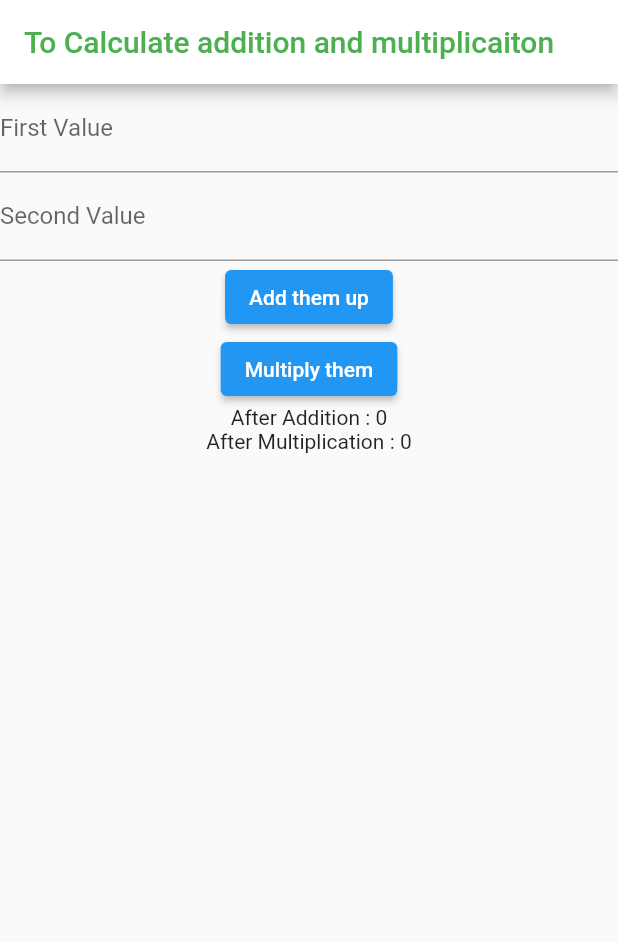
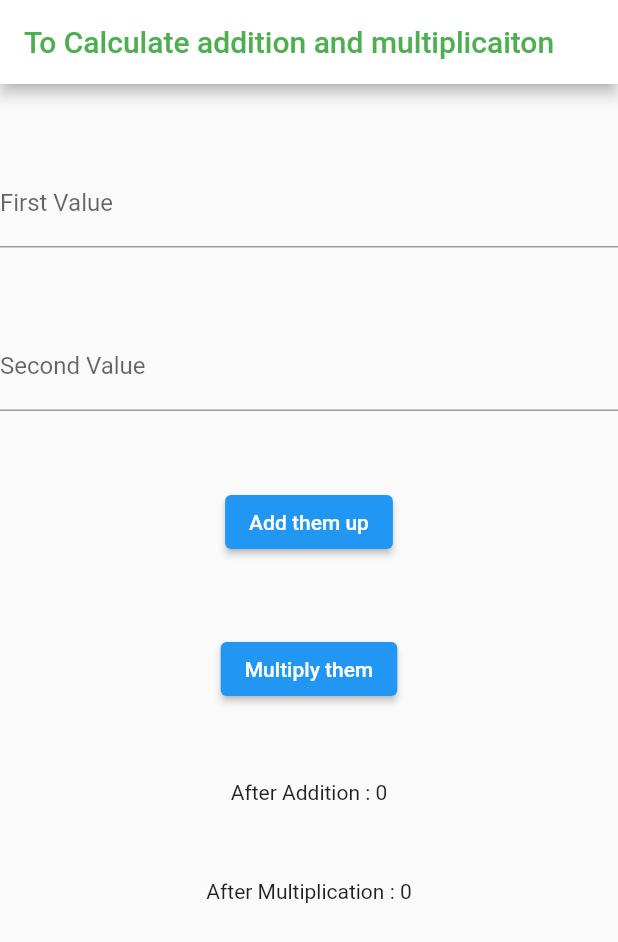
Before and after one commit to SyabAhmad/add_plus_multiply_app_Flutter, a Flutter app: the screen it shows after launch, on a phone screen of 412 x 824 dp. Shown: the top 942 px of the screen. Run offline on Flutter 3.47's test engine with Material 2 defaults, Android fonts, the light colour scheme and no system bars.

Commit message:
setState updated

```diff
--- a/lib/main.dart
+++ b/lib/main.dart
@@ -34,18 +34,22 @@ class myAppState extends State<MyApp>{
         ),
         body: Column(
           children: [
+            SizedBox(height: 50.0,),
             TextField(
               controller: value1,
               decoration: InputDecoration(
-                label: Text("First Value"),
+                label: Text("First Value",),
+
               ),
             ),
+            SizedBox(height: 50.0,),
             TextField(
               controller: value2,
               decoration: InputDecoration(
-                label: Text("Second Value")
+                label: Text("Second Value"),
               ),
             ),
+            SizedBox(height: 50.0,),
             ElevatedButton(
                 onPressed: () {
                   addThemUp();
@@ -53,6 +57,7 @@ class myAppState extends State<MyApp>{
     },
                 child: Text("Add them up"),
                 ),
+            SizedBox(height: 50.0,),
             ElevatedButton(
               onPressed: () {
                 multiply();
@@ -60,8 +65,9 @@ class myAppState extends State<MyApp>{
               },
               child: Text("Multiply them"),
             ),
-
+            SizedBox(height: 50.0,),
             Text("After Addition : $sum"),
+            SizedBox(height: 50.0,),
             Text("After Multiplication : $multi"),
           ],
         ),
```
Also changed, not shown: 1 other file.
